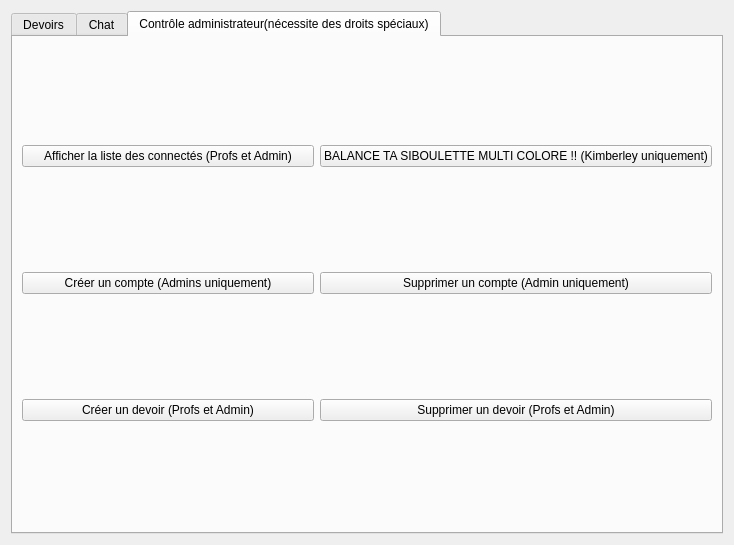
The window that Client/FenDevoir.ui (FullMetal-Alchimist/Agenda-Online) describes before a commit, drawn with Qt 5.
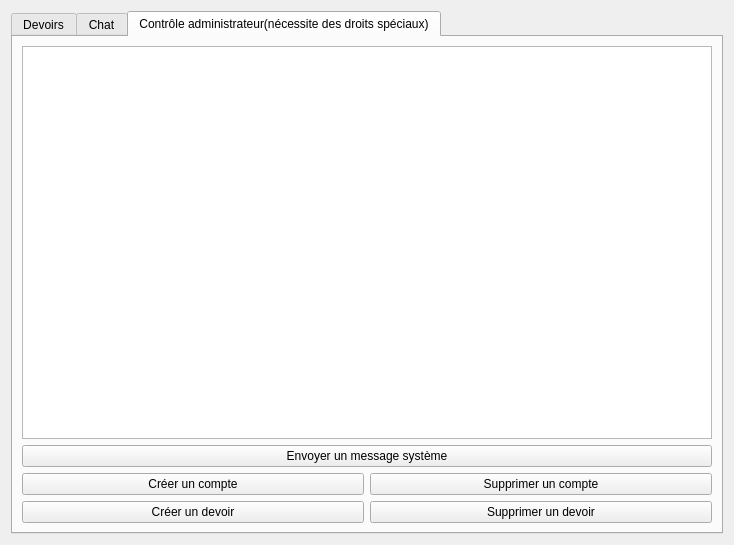
The same window after the commit. The open tabs and pages were chosen to show the change.

Commit message:
Ajout de Header tels que les commandes à distance et message privé et aussi la liste des connectés. Enfin, modification de l'interface graphique du panneaux de contrôle Client. Et "peuplement" du Commands.hpp et Commands.cpp
Thread-Safing pour SQLServerSupervisor et ChatServer éspèrant que ça corrigera les bugs de message et de requête SQL

```diff
--- a/Client/FenDevoir.ui
+++ b/Client/FenDevoir.ui
@@ -93,45 +93,41 @@
        <string>Contrôle administrateur(nécessite des droits spéciaux)</string>
       </attribute>
       <layout class="QGridLayout" name="gridLayout">
-       <item row="0" column="0">
-        <widget class="QPushButton" name="pushButton">
-         <property name="text">
-          <string>Afficher la liste des connectés (Profs et Admin)</string>
-         </property>
-        </widget>
-       </item>
-       <item row="0" column="1">
-        <widget class="QPushButton" name="pushButton_2">
-         <property name="text">
-          <string>BALANCE TA SIBOULETTE MULTI COLORE !! (Kimberley uniquement)</string>
-         </property>
-        </widget>
-       </item>
-       <item row="1" column="0">
-        <widget class="QPushButton" name="pushButton_3">
-         <property name="text">
-          <string>Créer un compte (Admins uniquement)</string>
-         </property>
-        </widget>
-       </item>
-       <item row="1" column="1">
-        <widget class="QPushButton" name="pushButton_4">
-         <property name="text">
-          <string>Supprimer un compte (Admin uniquement)</string>
-         </property>
-        </widget>
-       </item>
        <item row="2" column="0">
         <widget class="QPushButton" name="pushButton_5">
          <property name="text">
-          <string>Créer un devoir (Profs et Admin)</string>
+          <string>Créer un compte</string>
          </property>
         </widget>
        </item>
        <item row="2" column="1">
         <widget class="QPushButton" name="pushButton_6">
          <property name="text">
-          <string>Supprimer un devoir (Profs et Admin)</string>
+          <string>Supprimer un compte</string>
+         </property>
+        </widget>
+       </item>
+       <item row="3" column="0">
+        <widget class="QPushButton" name="CreateDevoir">
+         <property name="text">
+          <string>Créer un devoir</string>
+         </property>
+        </widget>
+       </item>
+       <item row="3" column="1">
+        <widget class="QPushButton" name="DeleteDevoir">
+         <property name="text">
+          <string>Supprimer un devoir</string>
+         </property>
+        </widget>
+       </item>
+       <item row="0" column="0" colspan="2">
+        <widget class="QTableView" name="clientsConnectes"/>
+       </item>
+       <item row="1" column="0" colspan="2">
+        <widget class="QPushButton" name="sendSystemMessage">
+         <property name="text">
+          <string>Envoyer un message système</string>
          </property>
         </widget>
        </item>
```
Left out of the diff: 6 changed lines with no effect on the pictures. The commit also changes 8 other files.
